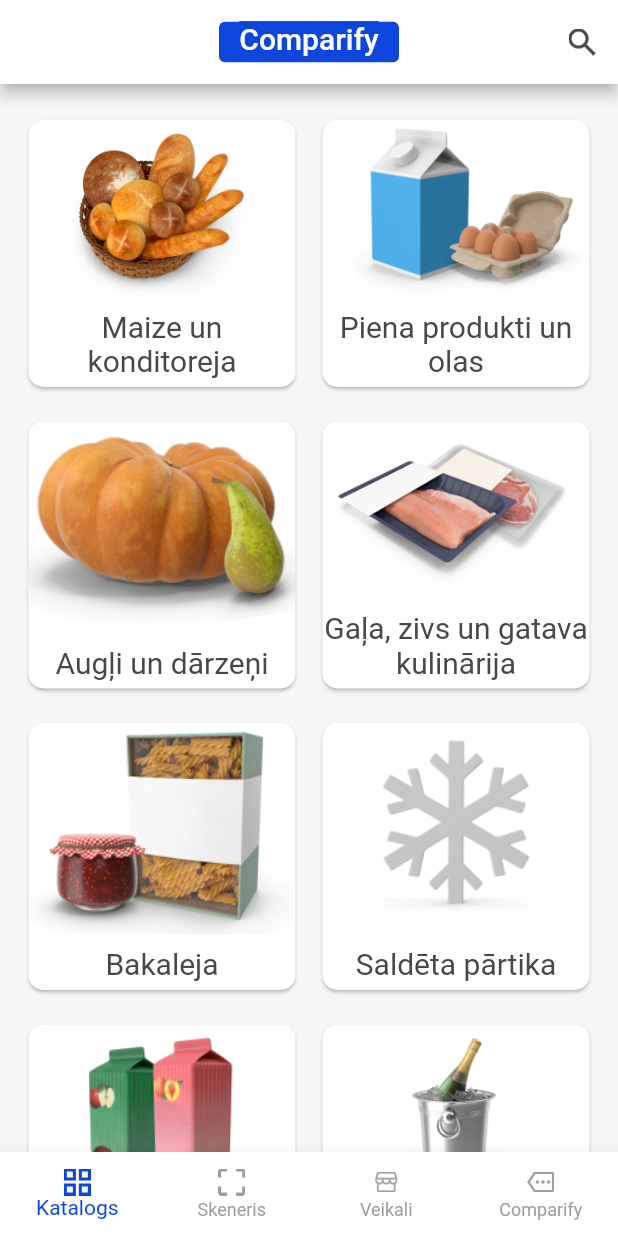
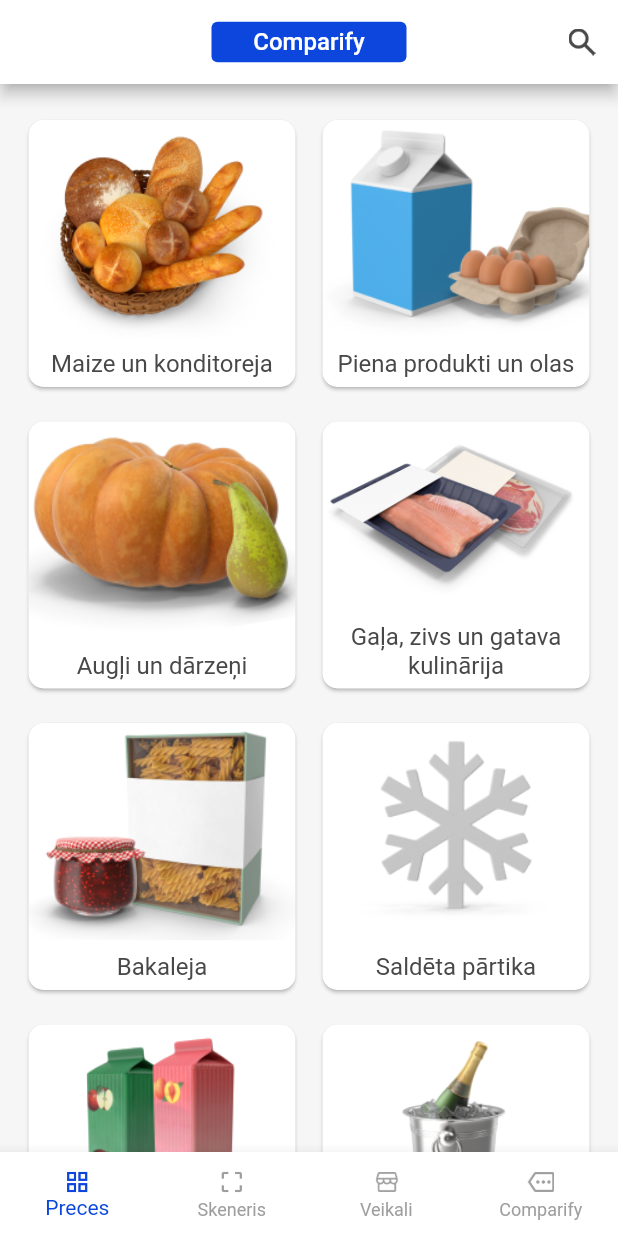
Before and after one commit to marimarka/comparify_cross, a Flutter app: the screen it shows after launch, after a tap on "SKIP", on a phone screen of 412 x 824 dp. Run offline on Flutter 3.47's test engine with Material 2 defaults, Android fonts, the phone set to English and light mode, and no system bars; our stand-ins replace google_mobile_ads, intro_slider, share_plus, shared_preferences; missing offline and left inert: flutter_barcode_scanner, flutter_inappwebview; network calls fail.

Commit message:
ios, small fix

```diff
--- a/lib/bar_code_scanner.dart
+++ b/lib/bar_code_scanner.dart
@@ -208,7 +208,7 @@
 //                   // color: Colors.grey,
 //                   size: 18,
 //                 ),
-//                 label: "Katalogs"),
+//                 label: "Preces"),
 //             BottomNavigationBarItem(
 //                 icon: ImageIcon(
 //                   AssetImage("assets/scanner.png"),
--- a/lib/botton_navigation_bar.dart
+++ b/lib/botton_navigation_bar.dart
@@ -16,7 +16,7 @@
 //           AssetImage("assets/catalogs.png"),
 //           // color: Colors.grey,
 //           size: 18,
-//         ), label: "Katalogs"),
+//         ), label: "Preces"),
 //         BottomNavigationBarItem(icon: ImageIcon(
 //           AssetImage("assets/scanner.png"),
 //           // color: Colors.grey,
--- a/lib/pages/about_us_page.dart
+++ b/lib/pages/about_us_page.dart
@@ -373,7 +373,7 @@ class _AboutUsState extends State<AboutUsPage> {
                   AssetImage("assets/catalogs.png"),
                   size: 18,
                 ),
-                label: "Katalogs"),
+                label: "Preces"),
             BottomNavigationBarItem(
                 icon: ImageIcon(
                   AssetImage("assets/scanner.png"),
--- a/lib/pages/categories.dart
+++ b/lib/pages/categories.dart
@@ -110,7 +110,7 @@ class SongbookCard extends StatelessWidget {
                       categoriesName,
                       textAlign: TextAlign.center,
                       style: const TextStyle(
-                          color: ApiConstants.mainFontColor, fontSize: 20),
+                          color: ApiConstants.mainFontColor, fontSize: 16),
                     ),
                   )
                 ]))));
--- a/lib/pages/category.dart
+++ b/lib/pages/category.dart
@@ -215,7 +215,7 @@ class _CategoryState extends State<Category> {
                   AssetImage("assets/catalogs.png"),
                   size: 18,
                 ),
-                label: "Katalogs"),
+                label: "Preces"),
             BottomNavigationBarItem(
                 icon: ImageIcon(
                   AssetImage("assets/scanner.png"),
--- a/lib/pages/home.dart
+++ b/lib/pages/home.dart
@@ -88,17 +88,21 @@ class _HomeState extends State {
         automaticallyImplyLeading: false,
         backgroundColor: Colors.white,
         title: Container(
-            width: 120,
+            width: 130,
             height: 27,
             decoration: BoxDecoration(
                 borderRadius: BorderRadius.circular(4),
                 color: const Color(0xFF0C46DD)),
-            child: const Text(
-              "Comparify",
-              textAlign: TextAlign.center,
-              style: TextStyle(
-                  color: Colors.white, backgroundColor: Color(0xFF0C46DD)),
-            )),
+            child: const Center(
+              child: Text(
+                "Comparify",
+                textAlign: TextAlign.center,
+                style: TextStyle(
+                    color: Colors.white, backgroundColor: Color(0xFF0C46DD),
+                fontSize: 16),
+                )
+            )
+        ),
         actions: [
           IconButton(
               onPressed: () => Navigator.of(context)
@@ -125,7 +129,7 @@ class _HomeState extends State {
                 AssetImage("assets/catalogs.png"),
                 size: 18,
               ),
-              label: "Katalogs"),
+              label: "Preces"),
           BottomNavigationBarItem(
               icon: ImageIcon(
                 AssetImage("assets/scanner.png"),
--- a/lib/pages/scan_barcode_page.dart
+++ b/lib/pages/scan_barcode_page.dart
@@ -52,7 +52,7 @@ class _ScanBarCodePageState extends State {
 
     try {
       final url =
-          "${ApiConstants.baseUrl}${ApiConstants.findByCodePageEndpoint}/${_scanBarcode!}";
+          "${ApiConstants.baseUrl}${ApiConstants.findByCodePageEndpoint}/${_scanBarcode}";
       final res = await http.get(Uri.parse("$url"));
 
       final List<ProductsDTOV2> fetchedPosts =
@@ -220,7 +220,7 @@ class _ScanBarCodePageState extends State {
                             itemCount: foundProduct.length,
                             // controller: _controller,
                             itemBuilder: (_, index) =>
-                                ProductCard(foundProduct![index])),
+                                ProductCard(foundProduct[index])),
                       ),
                     ],
                   ),
@@ -238,7 +238,7 @@ class _ScanBarCodePageState extends State {
                   // color: Colors.grey,
                   size: 18,
                 ),
-                label: "Katalogs"),
+                label: "Preces"),
             BottomNavigationBarItem(
                 icon: ImageIcon(
                   AssetImage("assets/scanner.png"),
--- a/lib/pages/search_page.dart
+++ b/lib/pages/search_page.dart
@@ -85,7 +85,7 @@ class _SearchPageState extends State {
 
     try {
       final url =
-          "${ApiConstants.baseUrl}${ApiConstants.findByNamePageEndpoint}/${name!}";
+          "${ApiConstants.baseUrl}${ApiConstants.findByNamePageEndpoint}/${name}";
       final res = await http.get(Uri.parse("$url"));
 
       final List<ProductsDTOV2> fetchedPosts =
@@ -198,7 +198,7 @@ class _SearchPageState extends State {
                     ? ListView.builder(
                         itemCount: _foundProducts.length,
                         itemBuilder: (context, index) =>
-                            ProductCard(_foundProducts![index]))
+                            ProductCard(_foundProducts[index]))
                     : const Text(
                         'Nav meklēšanas rezultāta',
                         style: TextStyle(fontSize: 24, color: Colors.black45),
@@ -227,7 +227,7 @@ class _SearchPageState extends State {
                   AssetImage("assets/catalogs.png"),
                   size: 18,
                 ),
-                label: "Katalogs"),
+                label: "Preces"),
             BottomNavigationBarItem(
                 icon: ImageIcon(
                   AssetImage("assets/scanner.png"),
--- a/lib/pages/store_link_page.dart
+++ b/lib/pages/store_link_page.dart
@@ -168,7 +168,7 @@ class _StoreLinkState extends State<StoreLinkPage> {
                   AssetImage("assets/catalogs.png"),
                   size: 18,
                 ),
-                label: "Katalogs"),
+                label: "Preces"),
             BottomNavigationBarItem(
                 icon: ImageIcon(
                   AssetImage("assets/scanner.png"),
```
Also changed, not shown: lib/pages/helpers/product_card.dart (+8 -4 lines), lib/pages/helpers/retailer_price_card.dart (+10 -10 lines), assets/catalogs.png, assets/comparify.png, assets/no_image.png, assets/scanner.png, assets/store.png, pubspec.lock, 10 other files.
